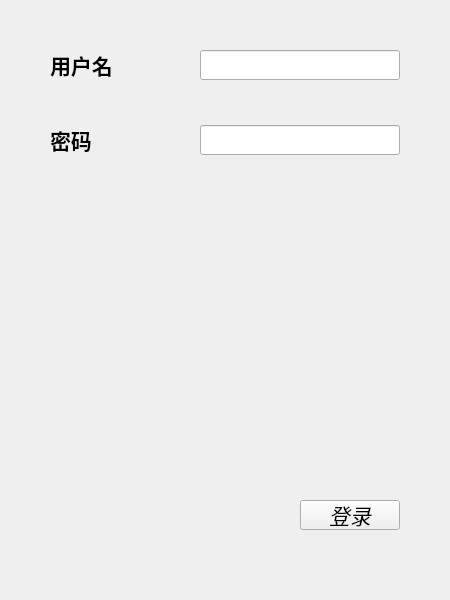
This is login.ui in Eldil12/FTP_client as Qt 5 draws it before an edit. The edited form follows.
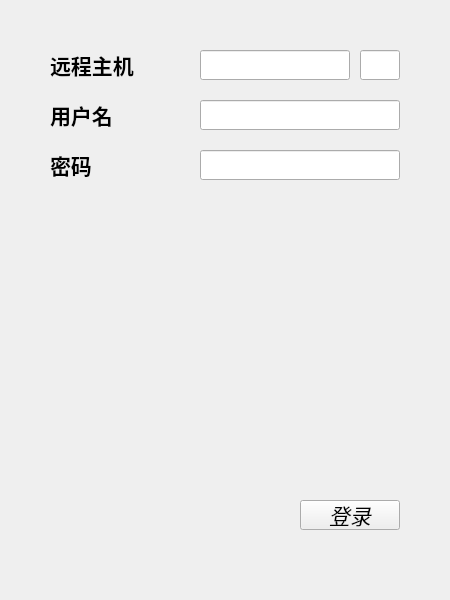
This is the edited form.

Commit message: 登录界面加入主机和端口输入框

The edit to the form file:
```diff
--- a/login.ui
+++ b/login.ui
@@ -20,7 +20,7 @@
    <property name="geometry">
     <rect>
      <x>50</x>
-     <y>50</y>
+     <y>100</y>
      <width>120</width>
      <height>30</height>
     </rect>
@@ -46,14 +46,14 @@
    <property name="geometry">
     <rect>
      <x>200</x>
-     <y>50</y>
+     <y>100</y>
      <width>200</width>
      <height>30</height>
     </rect>
    </property>
    <property name="font">
     <font>
-     <family>Consolas</family>
+     <family>Arial</family>
      <pointsize>12</pointsize>
      <weight>75</weight>
      <bold>true</bold>
@@ -67,7 +67,7 @@
    <property name="geometry">
     <rect>
      <x>50</x>
-     <y>125</y>
+     <y>150</y>
      <width>120</width>
      <height>30</height>
     </rect>
@@ -93,7 +93,7 @@
    <property name="geometry">
     <rect>
      <x>200</x>
-     <y>125</y>
+     <y>150</y>
      <width>200</width>
      <height>30</height>
     </rect>
@@ -139,6 +139,74 @@
     <string>登录</string>
    </property>
   </widget>
+  <widget class="QLabel" name="label_HostName">
+   <property name="geometry">
+    <rect>
+     <x>50</x>
+     <y>50</y>
+     <width>120</width>
+     <height>30</height>
+    </rect>
+   </property>
+   <property name="font">
+    <font>
+     <family>等线</family>
+     <pointsize>16</pointsize>
+     <weight>75</weight>
+     <italic>false</italic>
+     <bold>true</bold>
+     <stylestrategy>PreferAntialias</stylestrategy>
+    </font>
+   </property>
+   <property name="cursor">
+    <cursorShape>ArrowCursor</cursorShape>
+   </property>
+   <property name="text">
+    <string>远程主机</string>
+   </property>
+  </widget>
+  <widget class="QLineEdit" name="lineEdit_HostName">
+   <property name="geometry">
+    <rect>
+     <x>200</x>
+     <y>50</y>
+     <width>150</width>
+     <height>30</height>
+    </rect>
+   </property>
+   <property name="font">
+    <font>
+     <family>Arial</family>
+     <pointsize>12</pointsize>
+     <weight>75</weight>
+     <bold>true</bold>
+    </font>
+   </property>
+   <property name="tabletTracking">
+    <bool>true</bool>
+   </property>
+  </widget>
+  <widget class="QLineEdit" name="lineEdit_Port">
+   <property name="geometry">
+    <rect>
+     <x>360</x>
+     <y>50</y>
+     <width>40</width>
+     <height>30</height>
+    </rect>
+   </property>
+   <property name="font">
+    <font>
+     <family>Arial</family>
+     <pointsize>12</pointsize>
+     <weight>75</weight>
+     <bold>true</bold>
+    </font>
+   </property>
+   <property name="tabletTracking">
+    <bool>true</bool>
+   </property>
+  </widget>
  </widget>
  <resources/>
  <connections/>
```
Left out of the diff: 9 changed lines with no effect on the pictures. The commit also changes 3 other files.
